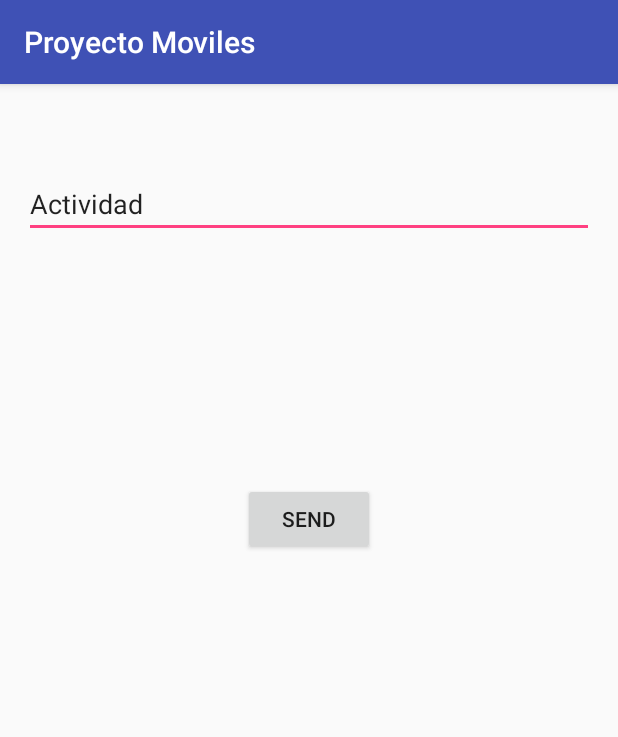
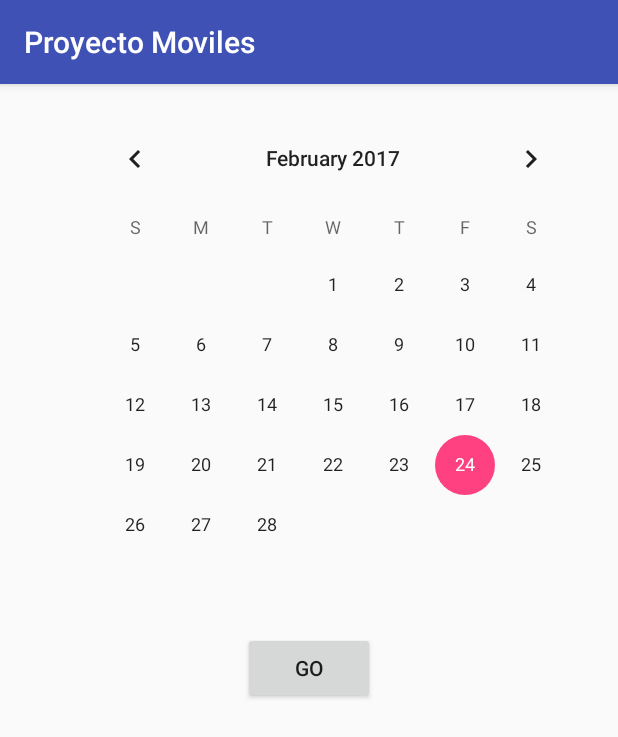
Before and after one commit to BDYLL/moviles, an Android app: the screen it shows after launch (Main3Activity before the commit, Calendar after it), after a tap on an icon or button, on a phone screen of 412 x 824 dp. Shown: the top 737 px of the screen. Run offline under Robolectric (Android 15) with nearby library versions, the phone set to English and light mode, and no system bars.

Commit message:
calendar returns correct date

```diff
--- a/app/src/main/AndroidManifest.xml
+++ b/app/src/main/AndroidManifest.xml
@@ -18,7 +18,8 @@
                 <category android:name="android.intent.category.LAUNCHER" />
             </intent-filter>
         </activity>
-        <activity android:name=".Main3Activity"></activity>
+        <activity android:name=".Main3Activity" />
+        <activity android:name=".Calendar"></activity>
     </application>
 
 </manifest>
--- /dev/null
+++ b/app/src/main/java/com/moviles/diego/proyectomoviles/Calendar.java
@@ -0,0 +1,63 @@
+package com.moviles.diego.proyectomoviles;
+
+import android.app.Activity;
+import android.content.Intent;
+import android.support.v7.app.AppCompatActivity;
+import android.os.Bundle;
+import android.view.View;
+import android.view.ViewTreeObserver;
+import android.widget.Button;
+import android.widget.CalendarView;
+import android.widget.Toast;
+
+import java.text.ParseException;
+import java.text.SimpleDateFormat;
+import java.util.Date;
+
+public class Calendar extends AppCompatActivity {
+
+    private CalendarView calendar;
+    private Button calendarButton;
+    private Date currentDate;
+    private Calendar c;
+
+    @Override
+    protected void onCreate(Bundle savedInstanceState) {
+        super.onCreate(savedInstanceState);
+        setContentView(R.layout.activity_calendar);
+
+        this.calendar = (CalendarView)this.findViewById(R.id.calendarView);
+        this.calendarButton = (Button)this.findViewById(R.id.calendarButton);
+
+        this.currentDate=new Date(this.calendar.getDate());
+
+        c=this;
+
+        this.calendar.setOnDateChangeListener(new CalendarView.OnDateChangeListener() {
+            @Override
+            public void onSelectedDayChange(CalendarView view, int year, int month, int dayOfMonth) {
+                try {
+                    currentDate=new SimpleDateFormat("yyyy-MM-dd").parse(year+"-"+month+"-"+dayOfMonth);
+                } catch (ParseException e) {
+                    e.printStackTrace();
+                }
+            }
+        });
+
+
+        this.calendarButton.setOnClickListener(new View.OnClickListener() {
+            @Override
+            public void onClick(View v) {
+                getDate(v);
+            }
+        });
+
+    }
+
+    public void getDate(View v){
+        Intent i = new Intent(this,Main2Activity.class);
+        i.putExtra("date",new SimpleDateFormat("yyyy-MM-dd").format(currentDate));
+        setResult(Activity.RESULT_OK,i);
+        finish();
+    }
+}
--- a/app/src/main/java/com/moviles/diego/proyectomoviles/DBHelper.java
+++ b/app/src/main/java/com/moviles/diego/proyectomoviles/DBHelper.java
@@ -115,6 +115,25 @@ public class DBHelper extends SQLiteOpenHelper{
 
         c.close();
 
-        return Collections.unmodifiableList(result);
+        return result;
+    }
+
+    public List<String> getAll(){
+        SQLiteDatabase db = this.getReadableDatabase();
+
+        String[] columns = {NOMBRE_FIELD,START_TIME_FIELD};
+
+        Cursor c = db.query(TABLE_NAME,columns,null,null,null,null,null);
+
+        List<String> result= new ArrayList<>();
+
+
+        for (c.moveToFirst(); !c.isAfterLast(); c.moveToNext()) {
+            result.add(c.getString(c.getColumnIndex(NOMBRE_FIELD))+","+c.getString(c.getColumnIndex(START_TIME_FIELD)));
+        }
+
+        c.close();
+
+        return result;
     }
 }
--- a/app/src/main/java/com/moviles/diego/proyectomoviles/Main2Activity.java
+++ b/app/src/main/java/com/moviles/diego/proyectomoviles/Main2Activity.java
@@ -7,23 +7,24 @@ import android.support.design.widget.FloatingActionButton;
 import android.support.design.widget.Snackbar;
 import android.support.v7.app.AppCompatActivity;
 import android.support.v7.widget.Toolbar;
+import android.view.Menu;
+import android.view.MenuInflater;
 import android.view.View;
 import android.widget.ArrayAdapter;
 import android.widget.ListView;
-
+import java.text.SimpleDateFormat;
 import java.util.ArrayList;
 import java.util.Arrays;
+import java.util.Date;
 import java.util.List;
 
 public class Main2Activity extends AppCompatActivity {
 
     private ListView list;
-
-    private static final int ACT3=3;
-
+    private static final int ACT3=3,CALENDAR=4;
     private List<String> activities;
     private ArrayAdapter<String> aa;
-
+    private DBHelper db;
 
     @Override
     protected void onCreate(Bundle savedInstanceState) {
@@ -34,7 +35,9 @@ public class Main2Activity extends AppCompatActivity {
 
         this.list=(ListView)this.findViewById(R.id.list);
 
-        this.activities=new ArrayList<>();
+        this.db = new DBHelper(this);
+
+        this.activities=this.db.getAll();
 
         this.aa = new ArrayAdapter<String>(this,R.layout.text,activities);
 
@@ -44,19 +47,35 @@ public class Main2Activity extends AppCompatActivity {
         fab.setOnClickListener(new View.OnClickListener() {
             @Override
             public void onClick(View view) {
-                sendToForm(view);
+                sendToCalendar(view);
             }
         });
+
     }
 
     public void sendToForm(View v){
         this.startActivityForResult(new Intent(this,Main3Activity.class),ACT3);
+    }
 
+    public void sendToCalendar(View v){
+        Intent i = new Intent(this,Calendar.class);
+        this.startActivityForResult(i,CALENDAR);
     }
 
     protected void onActivityResult(int requestCode, int resultCode, Intent data){
         if(Activity.RESULT_OK==resultCode && requestCode==ACT3){
-            activities.add(data.getStringExtra("name"));
+            String activity = data.getStringExtra("name");
+            String date = (new SimpleDateFormat("yyyy-MM-dd hh:mm:ss")).format(new Date());
+            this.db.add(activity,date,-1);
+            activities.add(activity+","+date);
+
+            this.aa.notifyDataSetChanged();
+        }
+        if(Activity.RESULT_OK==resultCode && requestCode==CALENDAR){
+            String date = data.getStringExtra("date");
+            List<String> result = this.db.find(date);
+            this.activities.clear();
+            this.activities.addAll(result);
             this.aa.notifyDataSetChanged();
         }
     }
--- /dev/null
+++ b/app/src/main/res/layout/activity_calendar.xml
@@ -0,0 +1,28 @@
+<?xml version="1.0" encoding="utf-8"?>
+<RelativeLayout xmlns:android="http://schemas.android.com/apk/res/android"
+    xmlns:tools="http://schemas.android.com/tools"
+    android:id="@+id/activity_calendar"
+    android:layout_width="match_parent"
+    android:layout_height="match_parent"
+    android:paddingBottom="@dimen/activity_vertical_margin"
+    android:paddingLeft="@dimen/activity_horizontal_margin"
+    android:paddingRight="@dimen/activity_horizontal_margin"
+    android:paddingTop="@dimen/activity_vertical_margin"
+    tools:context="com.moviles.diego.proyectomoviles.Calendar">
+
+    <CalendarView
+        android:layout_width="wrap_content"
+        android:layout_height="wrap_content"
+        android:layout_alignParentTop="true"
+        android:layout_alignParentEnd="true"
+        android:id="@+id/calendarView" />
+
+    <Button
+        android:text="GO"
+        android:layout_width="wrap_content"
+        android:layout_height="wrap_content"
+        android:layout_below="@+id/calendarView"
+        android:layout_centerHorizontal="true"
+        android:layout_marginTop="11dp"
+        android:id="@+id/calendarButton" />
+</RelativeLayout>
--- a/app/src/main/res/layout/activity_main2.xml
+++ b/app/src/main/res/layout/activity_main2.xml
@@ -11,6 +11,7 @@
         android:layout_width="match_parent"
         android:layout_height="wrap_content"
         android:theme="@style/AppTheme.AppBarOverlay">
+
 
         <android.support.v7.widget.Toolbar
             android:id="@+id/toolbar"
@@ -31,6 +32,7 @@
         android:layout_margin="@dimen/fab_margin"
         app:srcCompat="@android:drawable/ic_dialog_email" />
 
+
     <ListView
         android:layout_width="match_parent"
         android:layout_height="match_parent"
```
